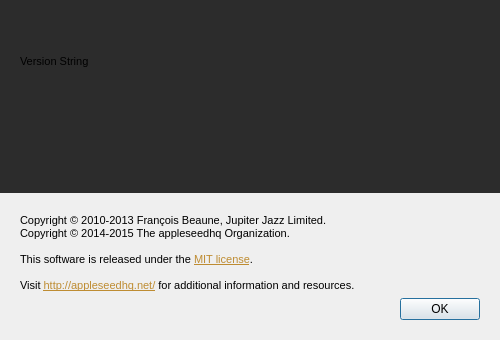
The window that src/appleseed.studio/help/about/aboutwindow.ui (appleseedhq/appleseed) describes before a commit, drawn with Qt 5.
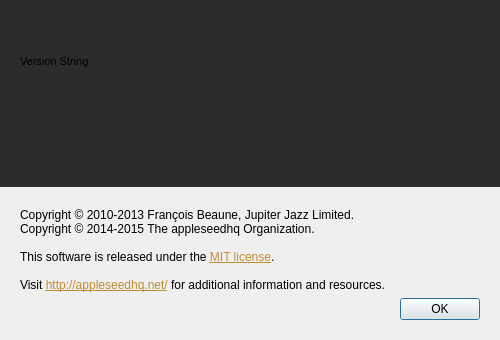
The same window after the commit. Icons and pictures are not drawn.

Commit message: Improve styling of appleseed.studio on OS X

```diff
--- a/src/appleseed.studio/help/about/aboutwindow.ui
+++ b/src/appleseed.studio/help/about/aboutwindow.ui
@@ -53,13 +53,13 @@
         <string>&lt;!DOCTYPE HTML PUBLIC &quot;-//W3C//DTD HTML 4.0//EN&quot; &quot;http://www.w3.org/TR/REC-html40/strict.dtd&quot;&gt;
 &lt;html&gt;&lt;head&gt;&lt;meta name=&quot;qrichtext&quot; content=&quot;1&quot; /&gt;&lt;style type=&quot;text/css&quot;&gt;
 p, li { white-space: pre-wrap; }
-&lt;/style&gt;&lt;/head&gt;&lt;body style=&quot; font-family:'MS Shell Dlg 2'; font-size:8pt; font-weight:400; font-style:normal;&quot;&gt;
-&lt;p style=&quot; margin-top:0px; margin-bottom:0px; margin-left:0px; margin-right:0px; -qt-block-indent:0; text-indent:0px;&quot;&gt;Copyright © 2010-2013 François Beaune, Jupiter Jazz Limited.&lt;/p&gt;
-&lt;p style=&quot; margin-top:0px; margin-bottom:0px; margin-left:0px; margin-right:0px; -qt-block-indent:0; text-indent:0px;&quot;&gt;Copyright © 2014-2015 The appleseedhq Organization.&lt;/p&gt;
+&lt;/style&gt;&lt;/head&gt;&lt;body&gt;
+&lt;p style=&quot; margin-top:0px; margin-bottom:0px; margin-left:0px; margin-right:0px; -qt-block-indent:0; text-indent:0px;&quot;&gt;&lt;span&gt;Copyright © 2010-2013 François Beaune, Jupiter Jazz Limited.&lt;/span&gt;&lt;/p&gt;
+&lt;p style=&quot; margin-top:0px; margin-bottom:0px; margin-left:0px; margin-right:0px; -qt-block-indent:0; text-indent:0px;&quot;&gt;&lt;span&gt;Copyright © 2014-2015 The appleseedhq Organization.&lt;/span&gt;&lt;/p&gt;
 &lt;p style=&quot;-qt-paragraph-type:empty; margin-top:0px; margin-bottom:0px; margin-left:0px; margin-right:0px; -qt-block-indent:0; text-indent:0px;&quot;&gt;&lt;br /&gt;&lt;/p&gt;
-&lt;p style=&quot; margin-top:0px; margin-bottom:0px; margin-left:0px; margin-right:0px; -qt-block-indent:0; text-indent:0px;&quot;&gt;This software is released under the &lt;a href=&quot;http://opensource.org/licenses/MIT&quot;&gt;&lt;span style=&quot; text-decoration: underline; color:#be8c32;&quot;&gt;MIT license&lt;/span&gt;&lt;/a&gt;.&lt;/p&gt;
+&lt;p style=&quot; margin-top:0px; margin-bottom:0px; margin-left:0px; margin-right:0px; -qt-block-indent:0; text-indent:0px;&quot;&gt;&lt;span&gt;This software is released under the &lt;/span&gt;&lt;a href=&quot;http://opensource.org/licenses/MIT&quot;&gt;&lt;span style=&quot; text-decoration: underline; color:#be8c32;&quot;&gt;MIT license&lt;/span&gt;&lt;/a&gt;&lt;span&gt;.&lt;/span&gt;&lt;/p&gt;
 &lt;p style=&quot;-qt-paragraph-type:empty; margin-top:0px; margin-bottom:0px; margin-left:0px; margin-right:0px; -qt-block-indent:0; text-indent:0px;&quot;&gt;&lt;br /&gt;&lt;/p&gt;
-&lt;p style=&quot; margin-top:0px; margin-bottom:0px; margin-left:0px; margin-right:0px; -qt-block-indent:0; text-indent:0px;&quot;&gt;Visit &lt;a href=&quot;http://appleseedhq.net/&quot;&gt;&lt;span style=&quot; text-decoration: underline; color:#be8c32;&quot;&gt;http://appleseedhq.net/&lt;/span&gt;&lt;/a&gt; for additional information and resources.&lt;/p&gt;&lt;/body&gt;&lt;/html&gt;</string>
+&lt;p style=&quot; margin-top:0px; margin-bottom:0px; margin-left:0px; margin-right:0px; -qt-block-indent:0; text-indent:0px;&quot;&gt;&lt;span&gt;Visit &lt;/span&gt;&lt;a href=&quot;http://appleseedhq.net/&quot;&gt;&lt;span style=&quot;text-decoration: underline; color:#be8c32;&quot;&gt;http://appleseedhq.net/&lt;/span&gt;&lt;/a&gt;&lt;span&gt; for additional information and resources.&lt;/span&gt;&lt;/p&gt;&lt;/body&gt;&lt;/html&gt;</string>
        </property>
        <property name="alignment">
         <set>Qt::AlignLeading|Qt::AlignLeft|Qt::AlignTop</set>
```
The commit also changes 1 other file.
